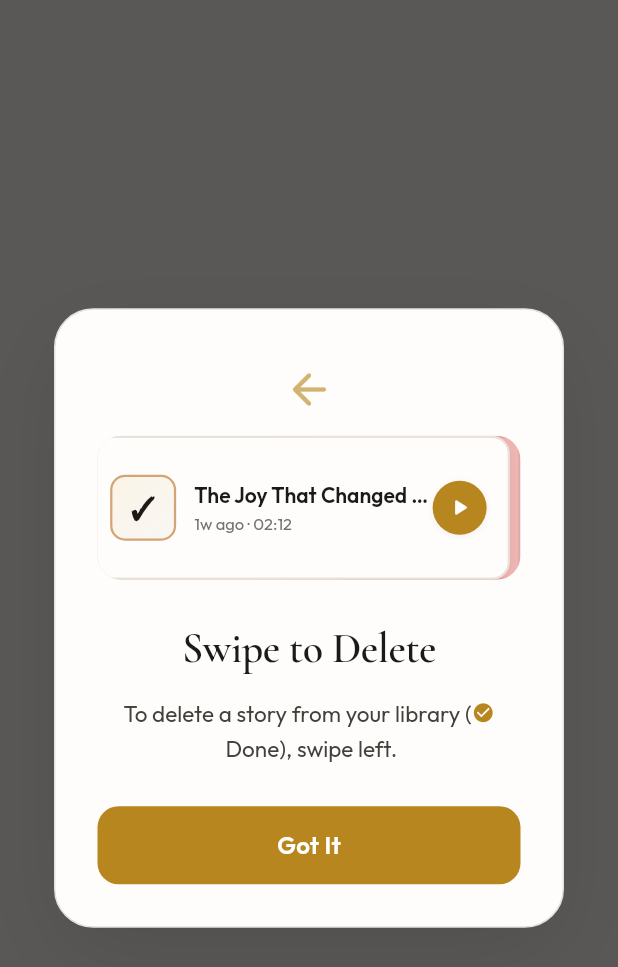
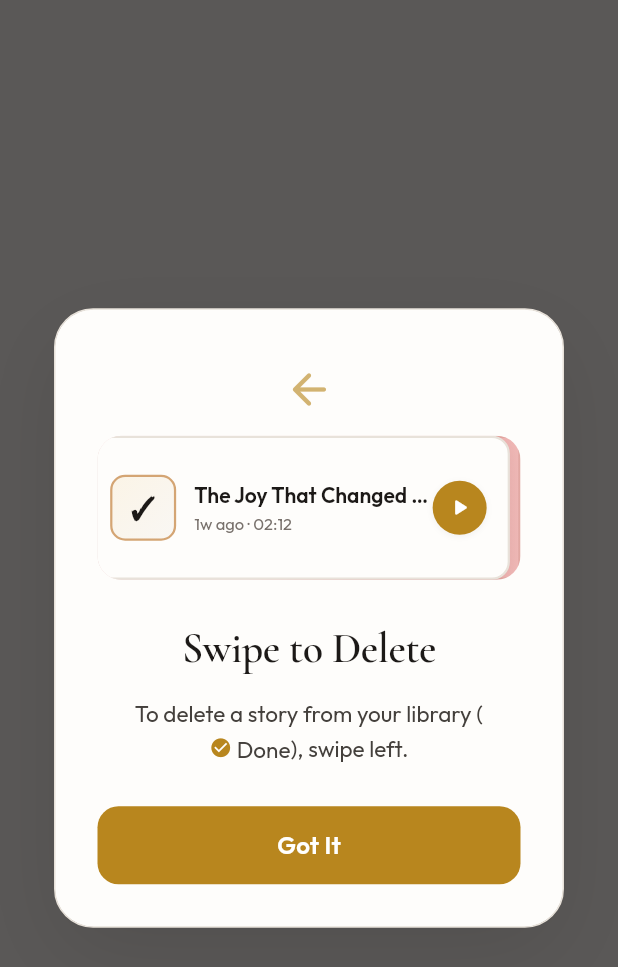
Before and after one commit to promagician77/alreadydone1, a Flutter app: the _SwipeDeleteTutorialOverlay widget shown alone on an empty page, opened directly with empty values, on a phone screen of 412 x 824 dp. Shown: the top 967 px of the screen. Run offline on Flutter 3.47's test engine with Material 3 defaults, Android fonts, the phone set to English and light mode, and no system bars; our stand-ins replace app_links, audioplayers, auto_size_text, device_info_plus, firebase_core, firebase_messaging and 16 more; missing offline and left inert: json_path, mp_audio_stream, purchases_flutter, record, screen_brightness; accounts and stored records are empty; network calls fail.

Commit message:
chore: update the message of swipe modal

```diff
--- a/lib/widgets/swipe_delete_tutorial_dialog.dart
+++ b/lib/widgets/swipe_delete_tutorial_dialog.dart
@@ -216,15 +216,28 @@ class _SwipeDeleteTutorialOverlayState extends State<_SwipeDeleteTutorialOverlay
                               baseline: TextBaseline.alphabetic,
                               child: Transform.translate(
                                 offset: const Offset(0, 1),
-                                child: const Icon(
-                                  Icons.check_circle,
-                                  size: 15,
-                                  color: _DoneTokens.gold,
+                                child: Row(
+                                  mainAxisSize: MainAxisSize.min,
+                                  children: [
+                                    const Icon(
+                                      Icons.check_circle,
+                                      size: 15,
+                                      color: _DoneTokens.gold,
+                                    ),
+                                    Text(
+                                      ' Done',
+                                      style: GoogleFonts.outfit(
+                                        fontSize: 15,
+                                        color: _DoneTokens.inkMid,
+                                        height: 1.55,
+                                      ),
+                                    ),
+                                  ],
                                 ),
                               ),
                             ),
                             const TextSpan(
-                              text: '\u00A0Done), swipe left.',
+                              text: '), swipe left.',
                             ),
                           ],
                         ),
```
